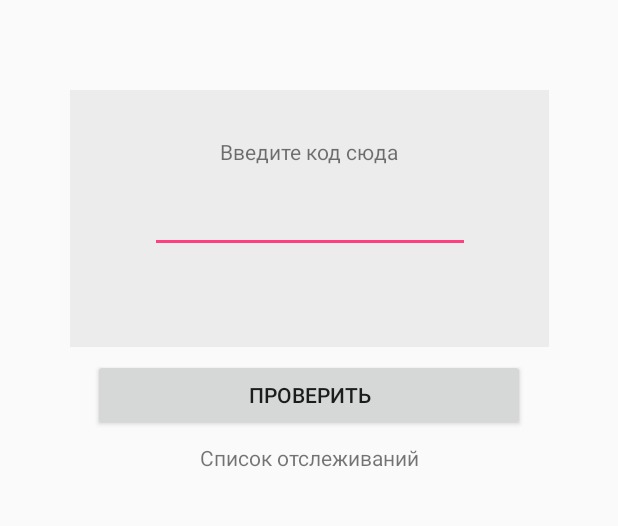
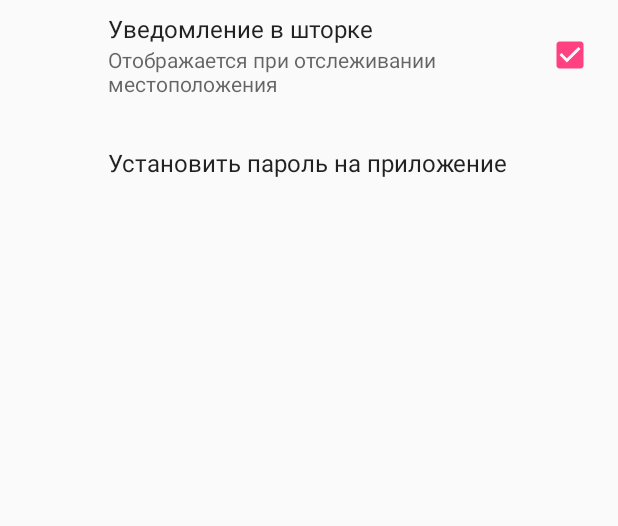
Before and after one commit to Fabien244/ShareLocationAndroid, an Android app: the MainActivity screen opened directly, with no data from a screen before it, in the side drawer, after a tap on "Настройка", on a phone screen of 412 x 824 dp, the part 84-610 px from its top. Run offline under Robolectric (Android 15) with nearby library versions, the phone set to English and light mode, and no system bars; our stand-ins replace androidx.preference; 2 statements that could not run were skipped.

Commit message:
- Добавлено окно настроек - Добавлено скрытие/показ статичной нотификации - Исправлены мелкие баги

```diff
--- a/app/build.gradle
+++ b/app/build.gradle
@@ -31,4 +31,5 @@ dependencies {
     implementation 'com.android.support:design:26.1.0'
     implementation 'com.android.support:recyclerview-v7:26.1.0'
     implementation 'org.greenrobot:eventbus:3.1.1'
+    implementation 'com.android.support:preference-v7:26.1.0'
 }
--- /dev/null
+++ b/app/src/main/java/sharelocation/cbgames/android/sharelocation/AppNotification.java
@@ -0,0 +1,74 @@
+package sharelocation.cbgames.android.sharelocation;
+
+
+import android.app.Notification;
+import android.app.NotificationChannel;
+import android.app.NotificationManager;
+import android.app.PendingIntent;
+import android.content.Context;
+import android.content.Intent;
+import android.content.res.Resources;
+import android.graphics.Color;
+import android.os.Build;
+import android.support.v4.app.NotificationCompat;
+import android.widget.RemoteViews;
+
+import static android.app.Notification.EXTRA_NOTIFICATION_ID;
+import static android.content.Context.NOTIFICATION_SERVICE;
+
+public class AppNotification{
+    public static void ShowPermanent(Context context, boolean isOn){
+        if(isOn && QueryPreferences.getNotification(context) && QueryPreferences.isCheckLocation(context)) {
+            RemoteViews notificationLayout = new RemoteViews("sharelocation.cbgames.android.sharelocation", R.layout.notification_small);
+            RemoteViews notificationLayoutExpanded = new RemoteViews("sharelocation.cbgames.android.sharelocation", R.layout.notification_large);
+
+            Resources resources = context.getResources();
+
+            Intent snoozeIntent = new Intent(context, ShareReceiver.class);
+            snoozeIntent.setAction("stop_location");
+            snoozeIntent.putExtra(EXTRA_NOTIFICATION_ID, 0);
+            PendingIntent snoozePendingIntent =
+                    PendingIntent.getBroadcast(context, 0, snoozeIntent, 0);
+
+            Intent snoozeIntentHide = new Intent(context, ShareReceiver.class);
+            snoozeIntentHide.setAction("hide_notification");
+            snoozeIntentHide.putExtra(EXTRA_NOTIFICATION_ID, 0);
+            PendingIntent snoozePendingIntentHide =
+                    PendingIntent.getBroadcast(context, 0, snoozeIntentHide, 0);
+
+            Intent intent = new Intent(context, MainActivity.class);
+            PendingIntent pIntent = PendingIntent.getActivity(context, 0, intent, 0);
+
+            NotificationManager notificationManager = (NotificationManager) context.getSystemService(NOTIFICATION_SERVICE);
+            if (Build.VERSION.SDK_INT >= Build.VERSION_CODES.O) {
+                NotificationChannel notificationChannel = new NotificationChannel("0", "My Notifications", NotificationManager.IMPORTANCE_DEFAULT);
+
+                // Configure the notification channel.
+                notificationChannel.setDescription("Channel");
+                notificationChannel.enableLights(false);
+                notificationChannel.setLightColor(Color.GREEN);
+                notificationChannel.setVibrationPattern(new long[]{0, 1000, 500, 1000});
+                notificationChannel.enableVibration(false);
+                notificationManager.createNotificationChannel(notificationChannel);
+            }
+
+            Notification notification = new NotificationCompat.Builder(context, "0")
+                    .setTicker(resources.getString(R.string.online))
+                    .setSmallIcon(android.R.drawable.ic_dialog_map)
+                    .setContentIntent(pIntent)
+                    .setAutoCancel(false)
+                    .setOngoing(true)
+                    .setStyle(new NotificationCompat.DecoratedCustomViewStyle())
+                    .setCustomContentView(notificationLayout)
+                    .setCustomBigContentView(notificationLayoutExpanded)
+                    .addAction(android.R.drawable.ic_dialog_map, context.getString(R.string.hide), snoozePendingIntentHide)
+                    .addAction(android.R.drawable.ic_dialog_map, context.getString(R.string.stop), snoozePendingIntent)
+                    .setDefaults(0)
+                    .build();
+            notificationManager.notify(0, notification);
+        }else {
+            NotificationManager mNotificationManager = (NotificationManager) context.getSystemService(Context.NOTIFICATION_SERVICE);
+            mNotificationManager.cancel(0);
+        }
+    }
+}
--- a/app/src/main/java/sharelocation/cbgames/android/sharelocation/MainActivity.java
+++ b/app/src/main/java/sharelocation/cbgames/android/sharelocation/MainActivity.java
@@ -163,6 +163,8 @@ public class MainActivity extends AppCompatActivity {
                                 tran.commit();
                                 break;
                             case R.id.nav_settings:
+                                tran.replace(R.id.fragment_container, new MyPreferenceFragment());
+                                tran.commit();
                                 break;
                         }
                         // set item as selected to persist highlight
--- a/app/src/main/java/sharelocation/cbgames/android/sharelocation/MapFragment.java
+++ b/app/src/main/java/sharelocation/cbgames/android/sharelocation/MapFragment.java
@@ -42,7 +42,7 @@ public class MapFragment extends SupportMapFragment {
     private GoogleMap mMap;
     boolean mStopHandler = false;
     Handler mHandler;
-    private boolean isMapLoaded = false;
+    private boolean isMapReady = false;
 
     Runnable runnable = new Runnable() {
         @Override
@@ -63,6 +63,7 @@ public class MapFragment extends SupportMapFragment {
     public void onAttach(Activity activity) {
         super.onAttach(activity);
         mStopHandler = false;
+        updateUI();
     }
 
     @Override
@@ -81,6 +82,7 @@ public class MapFragment extends SupportMapFragment {
     public void onResume(){
         super.onResume();
         mStopHandler = false;
+        updateUI();
     }
 
     @Override
@@ -91,7 +93,7 @@ public class MapFragment extends SupportMapFragment {
             public void onMapReady(GoogleMap googleMap) {
                 mMap = googleMap;
                 updateUI();
-                isMapLoaded = true;
+                isMapReady = true;
             }
         });
 
@@ -104,6 +106,7 @@ public class MapFragment extends SupportMapFragment {
         if (mMap == null){
             return;
         }
+
         LatLng location = MyInformation.get(getActivity().getBaseContext()).getUser("0").getLocation();
 
         int countPoints = 0;
@@ -168,7 +171,9 @@ public class MapFragment extends SupportMapFragment {
             update = CameraUpdateFactory.newLatLngBounds(bounds, margin);
         }
 
-        if(update != null && isMapLoaded == true)
+        if(update != null && isMapReady && mMap != null) {
+            MyInformation.get(getContext()).setLastUpdateCamera(update);
             mMap.animateCamera(update);
+        }
     }
 }
--- /dev/null
+++ b/app/src/main/java/sharelocation/cbgames/android/sharelocation/MyPreferenceFragment.java
@@ -0,0 +1,80 @@
+package sharelocation.cbgames.android.sharelocation;
+
+import android.content.Context;
+import android.content.SharedPreferences;
+import android.os.Bundle;
+import android.preference.PreferenceManager;
+import android.support.annotation.Nullable;
+import android.support.v7.preference.PreferenceFragmentCompat;
+import android.util.Log;
+import android.view.View;
+
+import java.security.MessageDigest;
+import java.security.NoSuchAlgorithmException;
+
+public class MyPreferenceFragment extends PreferenceFragmentCompat implements SharedPreferences.OnSharedPreferenceChangeListener {
+    private static final String TAG = "MyPreferenceFragment";
+    /*
+    @Override
+    public void onCreate(Bundle savedInstanceState)
+    {
+        super.onCreate(savedInstanceState);
+        addPreferencesFromResource(R.xml.settings);
+    }
+    */
+
+    private Context mContext;
+
+    @Override
+    public void onCreatePreferences(Bundle savedInstanceState, String rootKey) {
+        addPreferencesFromResource(R.xml.settings);
+
+        mContext = getContext();
+        SharedPreferences prefs =
+                PreferenceManager.getDefaultSharedPreferences(mContext);
+        prefs.registerOnSharedPreferenceChangeListener(this);
+    }
+
+    public void onSharedPreferenceChanged(SharedPreferences prefs, String key) {
+        switch (key){
+            case "notification":
+                Boolean isOn = prefs.getBoolean("notification", true);
+                AppNotification.ShowPermanent(mContext, isOn);
+                break;
+            case "app_password":
+                //String pass = md5(prefs.getString("app_password", "12345"));
+                QueryPreferences.setAppPasswrd(mContext, prefs.getString("app_password", "12345"));
+                break;
+        }
+    }
+
+    @Override
+    public void onViewCreated(View view, @Nullable Bundle savedInstanceState) {
+        super.onViewCreated(view, savedInstanceState);
+    }
+
+    public static final String md5(final String s) {
+        final String MD5 = "MD5";
+        try {
+            // Create MD5 Hash
+            MessageDigest digest = java.security.MessageDigest
+                    .getInstance(MD5);
+            digest.update(s.getBytes());
+            byte messageDigest[] = digest.digest();
+
+            // Create Hex String
+            StringBuilder hexString = new StringBuilder();
+            for (byte aMessageDigest : messageDigest) {
+                String h = Integer.toHexString(0xFF & aMessageDigest);
+                while (h.length() < 2)
+                    h = "0" + h;
+                hexString.append(h);
+            }
+            return hexString.toString();
+
+        } catch (NoSuchAlgorithmException e) {
+            e.printStackTrace();
+        }
+        return "";
+    }
+}
--- a/app/src/main/java/sharelocation/cbgames/android/sharelocation/SendLocationService.java
+++ b/app/src/main/java/sharelocation/cbgames/android/sharelocation/SendLocationService.java
@@ -82,6 +82,7 @@ public class SendLocationService extends Service {
     @Override
     public void onCreate() {
         super.onCreate();
+        getLastLocation();
     }
 
     @SuppressLint("MissingPermission")
@@ -189,59 +190,13 @@ public class SendLocationService extends Service {
             QueryPreferences.setCheckLocation(context, true);
             alarmManager.setRepeating(AlarmManager.ELAPSED_REALTIME_WAKEUP,
                     SystemClock.elapsedRealtime(), POLL_INTERVAL_MS, pi);
-
-
-            RemoteViews notificationLayout = new RemoteViews("sharelocation.cbgames.android.sharelocation", R.layout.notification_small);
-            RemoteViews notificationLayoutExpanded = new RemoteViews("sharelocation.cbgames.android.sharelocation", R.layout.notification_large);
-
-            Resources resources = context.getResources();
-
-            Intent snoozeIntent = new Intent(context, ShareReceiver.class);
-            snoozeIntent.setAction("stop_location");
-            snoozeIntent.putExtra(EXTRA_NOTIFICATION_ID, 0);
-            PendingIntent snoozePendingIntent =
-                    PendingIntent.getBroadcast(context, 0, snoozeIntent, 0);
-
-            Intent intent = new Intent(context, MainActivity.class);
-            PendingIntent pIntent = PendingIntent.getActivity(context, 0, intent, 0);
-
-            NotificationManager notificationManager = (NotificationManager) context.getSystemService(NOTIFICATION_SERVICE);
-            if (Build.VERSION.SDK_INT >= Build.VERSION_CODES.O) {
-                NotificationChannel notificationChannel = new NotificationChannel("0", "My Notifications", NotificationManager.IMPORTANCE_DEFAULT);
-
-                // Configure the notification channel.
-                notificationChannel.setDescription("Channel description");
-                notificationChannel.enableLights(true);
-                notificationChannel.setLightColor(Color.RED);
-                notificationChannel.setVibrationPattern(new long[]{0, 1000, 500, 1000});
-                notificationChannel.enableVibration(true);
-                notificationManager.createNotificationChannel(notificationChannel);
-            }
-
-            Notification notification = new NotificationCompat.Builder(context, "0")
-                    .setTicker(resources.getString(R.string.online))
-                    .setSmallIcon(android.R.drawable.ic_dialog_map)
-                    .setContentIntent(pIntent)
-                    .setAutoCancel(false)
-                    .setOngoing(true)
-                    .setStyle(new NotificationCompat.DecoratedCustomViewStyle())
-                    .setCustomContentView(notificationLayout)
-                    .setCustomBigContentView(notificationLayoutExpanded)
-                    .addAction(android.R.drawable.ic_dialog_map, context.getString(R.string.stop), snoozePendingIntent)
-                    .setDefaults(0)
-                    .build();
-            //NotificationManagerCompat notificationManager =
-                    //NotificationManagerCompat.from(context);
-            notificationManager.notify(0, notification);
-            //context.sendBroadcast(new Intent(ACTION_SHOW_NOTIFICATION));
-
         } else {
-            NotificationManager mNotificationManager = (NotificationManager)  context.getSystemService(Context.NOTIFICATION_SERVICE);
-            mNotificationManager.cancel(0);
             QueryPreferences.setCheckLocation(context, false);
             alarmManager.cancel(pi);
             pi.cancel();
         }
+
+        AppNotification.ShowPermanent(context, isOn);
     }
 
     public static boolean isServiceAlarmOn(Context context) {
--- a/app/src/main/res/values/strings.xml
+++ b/app/src/main/res/values/strings.xml
@@ -32,4 +32,8 @@
     <string name="cancel">Отмена</string>
     <string name="change_nick_to">Ник изменен на %1$s</string>
     <string name="map">Карта</string>
+    <string name="enable_notification">Уведомление в шторке</string>
+    <string name="enable_notification_desc">Отображается при отслеживании местоположения</string>
+    <string name="app_password">Установить пароль на приложение</string>
+    <string name="hide">Скрыть</string>
 </resources>
--- a/app/src/main/res/values/styles.xml
+++ b/app/src/main/res/values/styles.xml
@@ -6,6 +6,7 @@
         <item name="colorPrimary">@color/colorPrimary</item>
         <item name="colorPrimaryDark">@color/colorPrimaryDark</item>
         <item name="colorAccent">@color/colorAccent</item>
+        <item name="preferenceTheme">@style/PreferenceThemeOverlay</item>
     </style>
 
     <style name="AppTheme.NoActionBar">
--- /dev/null
+++ b/app/src/main/res/xml/settings.xml
@@ -0,0 +1,20 @@
+<?xml version="1.0" encoding="utf-8"?>
+<PreferenceScreen xmlns:android="http://schemas.android.com/apk/res/android">
+
+    <CheckBoxPreference
+        android:visibility="invisible"
+        android:defaultValue="true"
+        android:key="wifi"/>
+
+    <CheckBoxPreference
+        android:defaultValue="true"
+        android:key="notification"
+        android:summary="@string/enable_notification_desc"
+        android:title="@string/enable_notification"/>
+    <EditTextPreference
+        android:defaultValue="12345"
+        android:key="app_password"
+        android:selectAllOnFocus="true"
+        android:singleLine="true"
+        android:title="@string/app_password"/>
+</PreferenceScreen>
```
Also changed, not shown: app/src/main/AndroidManifest.xml (+8 -2 lines), app/src/main/java/sharelocation/cbgames/android/sharelocation/MyInformation.java (+10 -0 lines), app/src/main/java/sharelocation/cbgames/android/sharelocation/QueryPreferences.java (+22 -0 lines), app/src/main/java/sharelocation/cbgames/android/sharelocation/ShareReceiver.java (+13 -4 lines), app/src/main/res/drawable/ic_info_black_24dp.xml (added, +9 -0 lines), app/src/main/res/drawable/ic_notifications_black_24dp.xml (added, +9 -0 lines), app/src/main/res/drawable/ic_sync_black_24dp.xml (added, +9 -0 lines), 1 other file.
